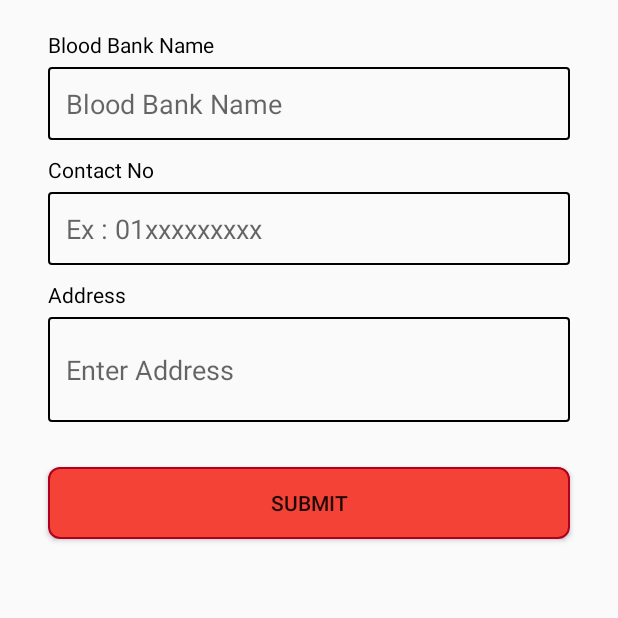
After one commit to shihabcse1/CBDC_Blood_Family, an Android app: the AddBloodBankActivity screen opened directly, with no data from a screen before it, on a phone screen of 412 x 824 dp, the top half of it. The commit adds this screen. Run offline under Robolectric (Android 15) with nearby library versions, the phone set to English and light mode, and no system bars.

Commit message:
Working on V2. AddBloodBankActivity layout design has Completed.

```diff
--- a/app/src/main/AndroidManifest.xml
+++ b/app/src/main/AndroidManifest.xml
@@ -12,7 +12,8 @@
         android:roundIcon="@mipmap/ic_launcher_round"
         android:supportsRtl="true"
         android:theme="@style/Theme.CBDCBloodFamily">
-        <activity android:name=".activities.AboutCBDC"></activity>
+        <activity android:name=".activities.AddBloodBankActivity"></activity>
+        <activity android:name=".activities.AboutCBDC" />
         <activity android:name=".activities.AddHelplineActivity" />
         <activity android:name=".activities.SearchBloodDonorActivity" />
         <activity android:name=".activities.SearchBloodDonorConditionActivity" />
--- /dev/null
+++ b/app/src/main/java/com/shihabcse/cbdcbloodfamily/activities/AddBloodBankActivity.java
@@ -0,0 +1,16 @@
+package com.shihabcse.cbdcbloodfamily.activities;
+
+import androidx.appcompat.app.AppCompatActivity;
+
+import android.os.Bundle;
+
+import com.shihabcse.cbdcbloodfamily.R;
+
+public class AddBloodBankActivity extends AppCompatActivity {
+
+    @Override
+    protected void onCreate(Bundle savedInstanceState) {
+        super.onCreate(savedInstanceState);
+        setContentView(R.layout.activity_add_blood_bank);
+    }
+}
--- /dev/null
+++ b/app/src/main/java/com/shihabcse/cbdcbloodfamily/models/BloodBank.java
@@ -0,0 +1,4 @@
+package com.shihabcse.cbdcbloodfamily.models;
+
+public class BloodBank {
+}
--- /dev/null
+++ b/app/src/main/res/layout/activity_add_blood_bank.xml
@@ -0,0 +1,93 @@
+<?xml version="1.0" encoding="utf-8"?>
+<ScrollView xmlns:android="http://schemas.android.com/apk/res/android"
+    xmlns:app="http://schemas.android.com/apk/res-auto"
+    xmlns:tools="http://schemas.android.com/tools"
+    android:layout_width="match_parent"
+    android:layout_height="match_parent"
+    tools:context=".activities.AddBloodBankActivity">
+
+    <LinearLayout
+        android:layout_width="match_parent"
+        android:layout_height="wrap_content"
+        android:orientation="vertical">
+
+        <TextView
+            android:id="@+id/textViewBloodBankName"
+            android:layout_width="wrap_content"
+            android:layout_height="wrap_content"
+            android:layout_marginStart="32dp"
+            android:layout_marginTop="20dp"
+            android:text="Blood Bank Name"
+            android:textColor="@color/black" />
+
+        <EditText
+            android:id="@+id/editText_blood_bank_name"
+            android:layout_width="match_parent"
+            android:layout_height="wrap_content"
+            android:layout_marginLeft="32dp"
+            android:layout_marginTop="5dp"
+            android:layout_marginRight="32dp"
+            android:background="@drawable/edittext_rectangle_style"
+            android:ems="10"
+            android:hint="Blood Bank Name"
+            android:inputType="textPersonName"
+            android:maxLength="40" />
+
+        <TextView
+            android:id="@+id/textView_blood_bank_contact_no"
+            android:layout_width="wrap_content"
+            android:layout_height="wrap_content"
+            android:layout_marginStart="32dp"
+            android:layout_marginTop="10dp"
+            android:text="Contact No"
+            android:textColor="@color/black" />
+
+        <EditText
+            android:id="@+id/editTextText_blood_bank_contact_number"
+            android:layout_width="match_parent"
+            android:layout_height="wrap_content"
+            android:layout_marginLeft="32dp"
+            android:layout_marginTop="5dp"
+            android:layout_marginRight="32dp"
+            android:background="@drawable/edittext_rectangle_style"
+            android:ems="10"
+            android:hint="@string/ex_01xxxxxxxxx"
+            android:inputType="phone"
+            android:maxLength="40" />
+
+        <TextView
+            android:id="@+id/textView_upazila_or_university"
+            android:layout_width="wrap_content"
+            android:layout_height="wrap_content"
+            android:layout_marginStart="32dp"
+            android:layout_marginTop="10dp"
+            android:text="Address"
+            android:textColor="@color/black" />
+
+        <EditText
+            android:id="@+id/editTextText_blood_bank_address"
+            android:layout_width="match_parent"
+            android:layout_height="wrap_content"
+            android:layout_marginLeft="32dp"
+            android:layout_marginTop="5dp"
+            android:layout_marginRight="32dp"
+            android:background="@drawable/edittext_rectangle_style"
+            android:hint="Enter Address"
+            android:ems="10"
+            android:inputType="textMultiLine"
+            android:lines="2"
+            android:maxLength="50" />
+
+        <Button
+            android:id="@+id/button_submit_blood_bank"
+            android:layout_width="match_parent"
+            android:layout_height="wrap_content"
+            android:layout_marginStart="32dp"
+            android:layout_marginTop="30dp"
+            android:layout_marginEnd="32dp"
+            android:layout_marginBottom="20dp"
+            android:background="@drawable/button_rectangle_style"
+            android:text="@string/submit" />
+
+    </LinearLayout>
+</ScrollView>
--- a/app/src/main/res/layout/activity_add_helpline.xml
+++ b/app/src/main/res/layout/activity_add_helpline.xml
@@ -74,6 +74,7 @@
         android:background="@drawable/edittext_rectangle_style"
         android:ems="10"
         android:inputType="textPersonName"
+        android:hint="Upozila/University Name"
         android:maxLength="40" />
 
     <TextView
```
